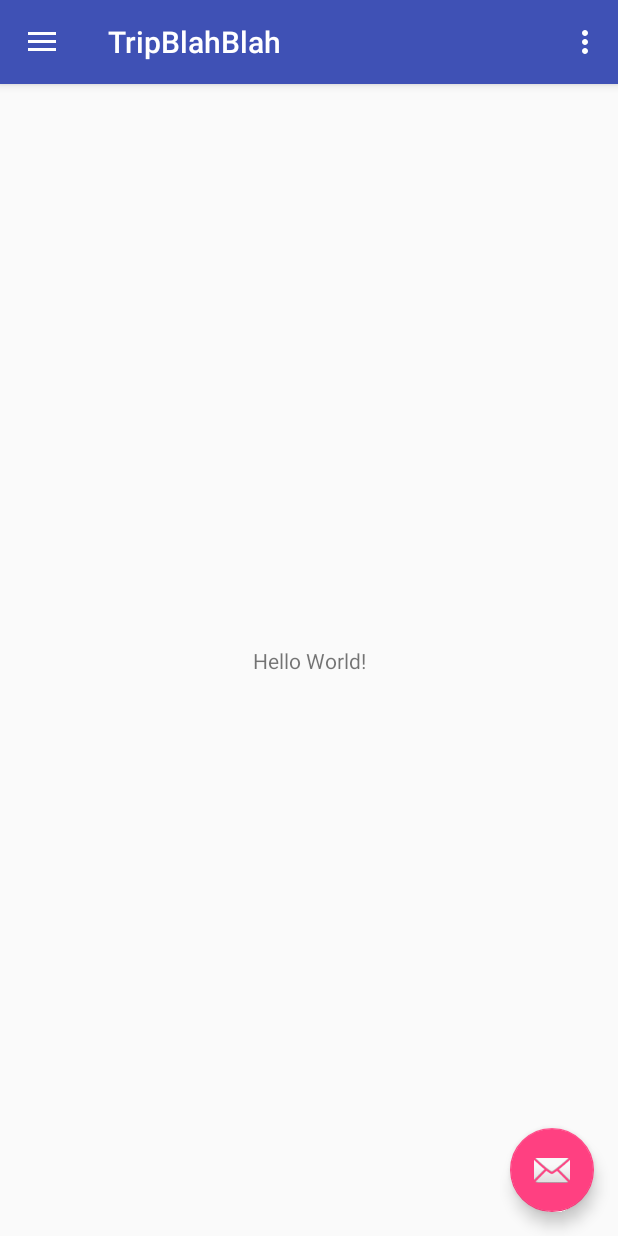
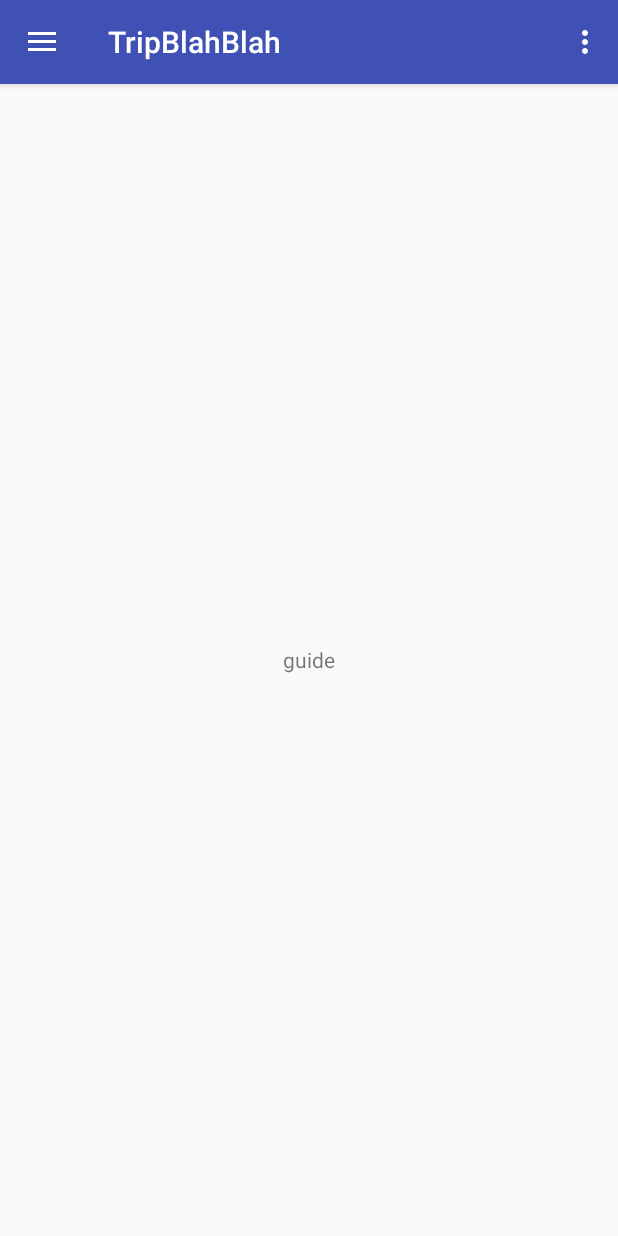
Before and after one commit to pkcs/tripblahblah, an Android app: the screen it shows after launch (MainActivity), in the side drawer, after a tap on "Tools", on a phone screen of 412 x 824 dp. Run offline under Robolectric (Android 15) with nearby library versions, the phone set to English and light mode, and no system bars.

Commit message:
- Construct base fragment enviroment

```diff
--- a/app/src/main/java/pkcs/tripblahblah/Activity/MainActivity.java
+++ b/app/src/main/java/pkcs/tripblahblah/Activity/MainActivity.java
@@ -1,9 +1,10 @@
 package pkcs.tripblahblah.Activity;
 
 import android.os.Bundle;
-import android.support.design.widget.FloatingActionButton;
-import android.support.design.widget.Snackbar;
-import android.view.View;
+import android.support.v4.app.Fragment;
+import android.support.v4.app.FragmentManager;
+import android.support.v4.app.FragmentTransaction;
+import android.util.Log;
 import android.support.design.widget.NavigationView;
 import android.support.v4.view.GravityCompat;
 import android.support.v4.widget.DrawerLayout;
@@ -13,6 +14,9 @@ import android.support.v7.widget.Toolbar;
 import android.view.Menu;
 import android.view.MenuItem;
 
+import pkcs.tripblahblah.Fragment.AttractionFragment;
+import pkcs.tripblahblah.Fragment.GuideFragment;
+import pkcs.tripblahblah.Fragment.TripPlanFragment;
 import pkcs.tripblahblah.R;
 
 public class MainActivity extends AppCompatActivity
@@ -25,15 +29,6 @@ public class MainActivity extends AppCompatActivity
         Toolbar toolbar = (Toolbar) findViewById(R.id.toolbar);
         setSupportActionBar(toolbar);
 
-        FloatingActionButton fab = (FloatingActionButton) findViewById(R.id.fab);
-        fab.setOnClickListener(new View.OnClickListener() {
-            @Override
-            public void onClick(View view) {
-                Snackbar.make(view, "Replace with your own action", Snackbar.LENGTH_LONG)
-                        .setAction("Action", null).show();
-            }
-        });
-
         DrawerLayout drawer = (DrawerLayout) findViewById(R.id.drawer_layout);
         ActionBarDrawerToggle toggle = new ActionBarDrawerToggle(
                 this, drawer, toolbar, R.string.navigation_drawer_open, R.string.navigation_drawer_close);
@@ -42,6 +37,9 @@ public class MainActivity extends AppCompatActivity
 
         NavigationView navigationView = (NavigationView) findViewById(R.id.nav_view);
         navigationView.setNavigationItemSelectedListener(this);
+
+        getSupportFragmentManager().beginTransaction().replace( R.id.content_main, TripPlanFragment.newInstance() ).commit();
+
     }
 
     @Override
@@ -81,23 +79,17 @@ public class MainActivity extends AppCompatActivity
     public boolean onNavigationItemSelected(MenuItem item) {
         // Handle navigation view item clicks here.
         int id = item.getItemId();
-
-        if (id == R.id.nav_camera) {
-            // Handle the camera action
-        } else if (id == R.id.nav_gallery) {
-
-        } else if (id == R.id.nav_slideshow) {
-
-        } else if (id == R.id.nav_manage) {
-
-        } else if (id == R.id.nav_share) {
-
-        } else if (id == R.id.nav_send) {
-
+        Log.i("test", "!");
+        if (id == R.id.nav_tripplans) {
+            getSupportFragmentManager().beginTransaction().replace( R.id.content_main, TripPlanFragment.newInstance() ).commit();
+        } else if (id == R.id.nav_attractions) {
+            getSupportFragmentManager().beginTransaction().replace( R.id.content_main, AttractionFragment.newInstance() ).commit();
+        } else {
+            getSupportFragmentManager().beginTransaction().replace( R.id.content_main, GuideFragment.newInstance() ).commit();
         }
-
         DrawerLayout drawer = (DrawerLayout) findViewById(R.id.drawer_layout);
         drawer.closeDrawer(GravityCompat.START);
+
         return true;
     }
 }
--- /dev/null
+++ b/app/src/main/java/pkcs/tripblahblah/Fragment/GuideFragment.java
@@ -0,0 +1,32 @@
+package pkcs.tripblahblah.Fragment;
+
+import android.os.Bundle;
+import android.support.v4.app.Fragment;
+import android.view.LayoutInflater;
+import android.view.View;
+import android.view.ViewGroup;
+
+import pkcs.tripblahblah.R;
+
+/**
+ * Created by bgh29 on 2017-07-02.
+ */
+
+public class GuideFragment  extends Fragment {
+    private View mRootView;
+
+    public static GuideFragment newInstance() {
+        return new GuideFragment();
+    }
+
+    @Override
+    public void onCreate(Bundle savedInstanceState) {
+        super.onCreate(savedInstanceState);
+    }
+
+    @Override
+    public View onCreateView(LayoutInflater inflater, ViewGroup container, Bundle savedInstanceState) {
+        mRootView = inflater.inflate(R.layout.fragment_guide, container, false);
+        return mRootView;
+    }
+}
--- /dev/null
+++ b/app/src/main/java/pkcs/tripblahblah/Fragment/TripPlanFragment.java
@@ -0,0 +1,32 @@
+package pkcs.tripblahblah.Fragment;
+
+import android.os.Bundle;
+import android.support.v4.app.Fragment;
+import android.view.LayoutInflater;
+import android.view.View;
+import android.view.ViewGroup;
+
+import pkcs.tripblahblah.R;
+
+/**
+ * Created by bgh29 on 2017-07-02.
+ */
+
+public class TripPlanFragment  extends Fragment {
+    private View mRootView;
+
+    public static TripPlanFragment newInstance() {
+        return new TripPlanFragment();
+    }
+
+    @Override
+    public void onCreate(Bundle savedInstanceState) {
+        super.onCreate(savedInstanceState);
+    }
+
+    @Override
+    public View onCreateView(LayoutInflater inflater, ViewGroup container, Bundle savedInstanceState) {
+        mRootView = inflater.inflate(R.layout.fragment_tripplans, container, false);
+        return mRootView;
+    }
+}
--- a/app/src/main/res/layout/app_bar_main.xml
+++ b/app/src/main/res/layout/app_bar_main.xml
@@ -20,14 +20,11 @@
 
     </android.support.design.widget.AppBarLayout>
 
-    <include layout="@layout/content_main" />
-
-    <android.support.design.widget.FloatingActionButton
-        android:id="@+id/fab"
-        android:layout_width="wrap_content"
-        android:layout_height="wrap_content"
-        android:layout_gravity="bottom|end"
-        android:layout_margin="@dimen/fab_margin"
-        app:srcCompat="@android:drawable/ic_dialog_email" />
+    <FrameLayout
+        android:id="@+id/content_main"
+        android:layout_width="match_parent"
+        android:layout_height="match_parent"
+        android:background="@android:color/transparent"
+        android:layout_marginTop="?attr/actionBarSize" />
 
 </android.support.design.widget.CoordinatorLayout>
--- a/app/src/main/res/layout/content_main.xml
+++ /dev/null
@@ -1,20 +0,0 @@
-<?xml version="1.0" encoding="utf-8"?>
-<android.support.constraint.ConstraintLayout xmlns:android="http://schemas.android.com/apk/res/android"
-    xmlns:app="http://schemas.android.com/apk/res-auto"
-    xmlns:tools="http://schemas.android.com/tools"
-    android:layout_width="match_parent"
-    android:layout_height="match_parent"
-    app:layout_behavior="@string/appbar_scrolling_view_behavior"
-    tools:context="pkcs.tripblahblah.Activity.MainActivity"
-    tools:showIn="@layout/app_bar_main">
-
-    <TextView
-        android:layout_width="wrap_content"
-        android:layout_height="wrap_content"
-        android:text="Hello World!"
-        app:layout_constraintBottom_toBottomOf="parent"
-        app:layout_constraintLeft_toLeftOf="parent"
-        app:layout_constraintRight_toRightOf="parent"
-        app:layout_constraintTop_toTopOf="parent" />
-
-</android.support.constraint.ConstraintLayout>
--- /dev/null
+++ b/app/src/main/res/layout/fragment_guide.xml
@@ -0,0 +1,13 @@
+<?xml version="1.0" encoding="utf-8"?>
+<LinearLayout xmlns:android="http://schemas.android.com/apk/res/android"
+    android:layout_width="match_parent"
+    android:layout_height="match_parent">
+
+    <TextView
+        android:id="@+id/example"
+        android:text="guide"
+        android:gravity="center"
+        android:layout_gravity="center"
+        android:layout_width="match_parent"
+        android:layout_height="match_parent"/>
+</LinearLayout>
--- a/app/src/main/res/menu/activity_main_drawer.xml
+++ b/app/src/main/res/menu/activity_main_drawer.xml
@@ -3,23 +3,23 @@
 
     <group android:checkableBehavior="single">
         <item
-            android:id="@+id/nav_camera"
+            android:id="@+id/nav_tripplans"
             android:icon="@drawable/ic_menu_camera"
-            android:title="Import" />
+            android:title="@string/navigation_drawer_tripplans_menu" />
         <item
-            android:id="@+id/nav_gallery"
+            android:id="@+id/nav_attractions"
             android:icon="@drawable/ic_menu_gallery"
-            android:title="Gallery" />
+            android:title="@string/navigation_drawer_attractions_menu" />
         <item
-            android:id="@+id/nav_slideshow"
+            android:id="@+id/nav_guide"
             android:icon="@drawable/ic_menu_slideshow"
-            android:title="Slideshow" />
+            android:title="@string/navigation_drawer_guide_menu" />
         <item
             android:id="@+id/nav_manage"
             android:icon="@drawable/ic_menu_manage"
             android:title="Tools" />
     </group>
-
+<!--
     <item android:title="Communicate">
         <menu>
             <item
@@ -31,6 +31,6 @@
                 android:icon="@drawable/ic_menu_send"
                 android:title="Send" />
         </menu>
-    </item>
+    </item>-->
 
 </menu>
--- a/app/src/main/res/values/strings.xml
+++ b/app/src/main/res/values/strings.xml
@@ -3,6 +3,9 @@
 
     <string name="navigation_drawer_open">Open navigation drawer</string>
     <string name="navigation_drawer_close">Close navigation drawer</string>
+    <string name="navigation_drawer_tripplans_menu">여행 계획</string>
+    <string name="navigation_drawer_attractions_menu">여행지</string>
+    <string name="navigation_drawer_guide_menu">가이드</string>
 
     <string name="action_settings">Settings</string>
 </resources>
```
Also changed, not shown: app/src/main/java/pkcs/tripblahblah/Fragment/AttractionFragment.java (added, +27 -0 lines), app/src/main/res/layout/fragment_attractions.xml (added, +13 -0 lines), app/src/main/res/layout/fragment_tripplans.xml (added, +13 -0 lines).
